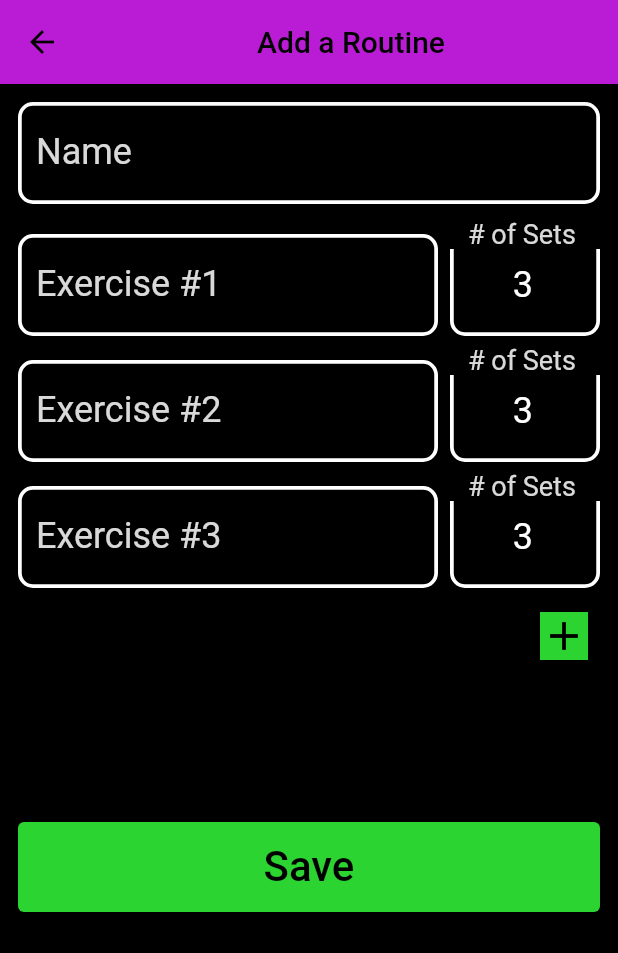
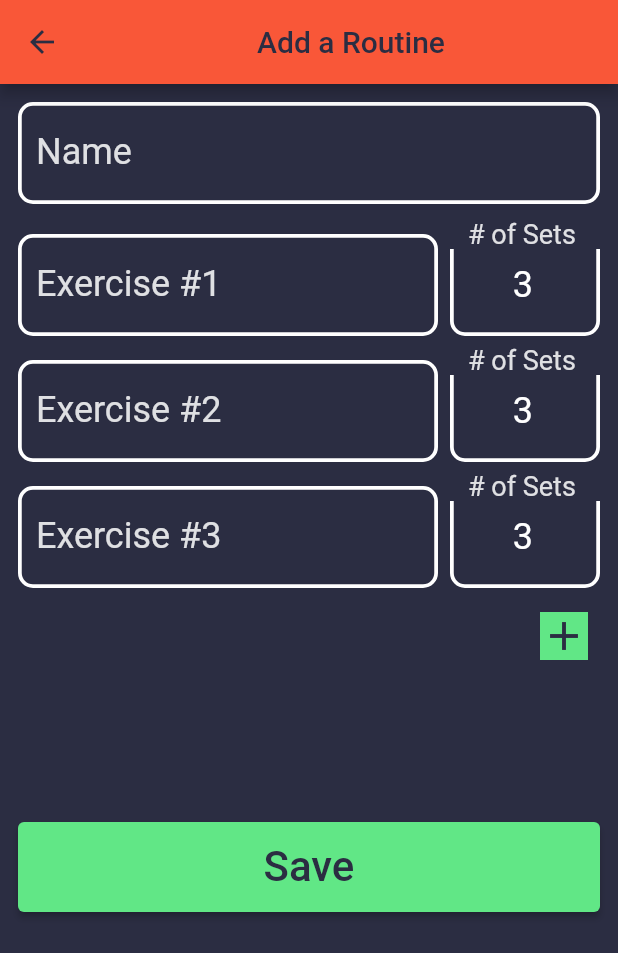
Before and after one commit to WilliamRWalsh/progressive-overload-app, a Flutter app: the AddEditRoutinePage screen opened directly, on a phone screen of 412 x 824 dp. Shown: the top 953 px of the screen. Run offline on Flutter 3.47's test engine with Material 2 defaults, Android fonts, the phone set to English and light mode, and no system bars; our stand-ins replace flutter_riverpod, hive_flutter; accounts and stored records are empty.

Commit message:
new theme

```diff
--- a/lib/main.dart
+++ b/lib/main.dart
@@ -19,19 +19,19 @@ void main() async {
 }
 
 // Primary Action
-const primaryActionColor = Color.fromARGB(255, 44, 212, 50);
+const primaryActionColor = Color(0xff61E786);
 
 // Secondary Action
-const secondaryActionColor = Colors.orange;
+const secondaryActionColor = Color(0xff8D99AE);
 
 // Background
-const backgroundColor = Colors.black;
+const backgroundColor = Color(0xff2B2D42);
 
 // Card
-const cardColor = Color.fromARGB(255, 243, 209, 98);
+const cardColor = Color(0xffEE964B);
 
 // App Bar
-const appBarColor = Color.fromARGB(255, 185, 28, 212);
+const appBarColor = Color(0xffF95738);
 
 class MyApp extends StatelessWidget {
   const MyApp({super.key});
--- a/lib/pages/routine/add_routine_page.dart
+++ b/lib/pages/routine/add_routine_page.dart
@@ -165,7 +165,7 @@ class _AddEditRoutinePageState extends ConsumerState<AddEditRoutinePage> {
                                   color: primaryActionColor,
                                   child: const Icon(
                                     Icons.add,
-                                    color: Colors.black,
+                                    color: backgroundColor,
                                     size: 32,
                                   ),
                                 ),
--- a/lib/pages/routine/routine_detail_page.dart
+++ b/lib/pages/routine/routine_detail_page.dart
@@ -29,7 +29,8 @@ class RoutineDetailPage extends ConsumerWidget {
             child: Row(
               children: [
                 Card(
-                  color: Colors.black,
+                  elevation: 0,
+                  color: backgroundColor,
                   child: Builder(builder: (context) {
                     if (status == SessionStatus.EMPTY) {
                       return const SizedBox(
@@ -72,7 +73,7 @@ class RoutineDetailPage extends ConsumerWidget {
                       width: 60,
                       child: Icon(
                         Icons.circle_outlined,
-                        color: Colors.black,
+                        color: backgroundColor,
                         size: 40,
                       ),
                     );
--- a/lib/pages/session/session_page.dart
+++ b/lib/pages/session/session_page.dart
@@ -78,7 +78,7 @@ class SessionPage extends ConsumerWidget {
                                     const VerticalDivider(
                                       width: 20,
                                       thickness: 1,
-                                      color: Colors.purple,
+                                      color: appBarColor,
                                     ),
                                     for (final set in session.sets ?? [])
                                       SizedBox(
@@ -143,7 +143,7 @@ class SessionPage extends ConsumerWidget {
                                   const VerticalDivider(
                                     width: 20,
                                     thickness: 2,
-                                    color: Colors.purple,
+                                    color: appBarColor,
                                   ),
                                   // pass value from `incompleteSession`
                                   for (var i = 0; i < type.sets; i++)
```
